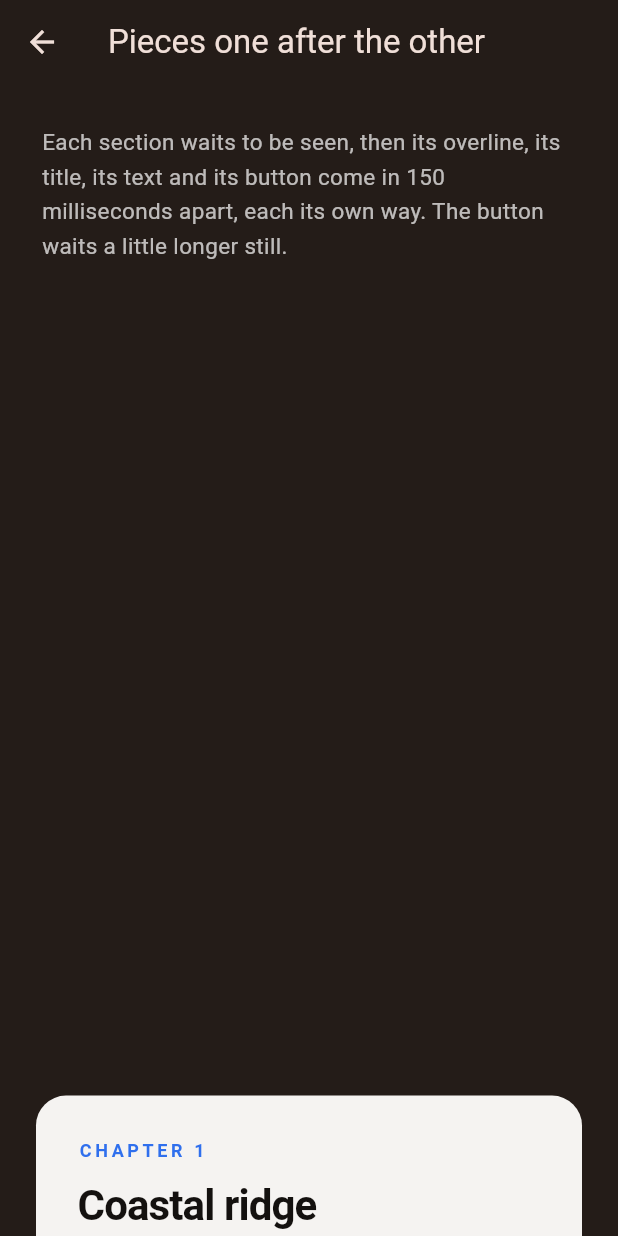
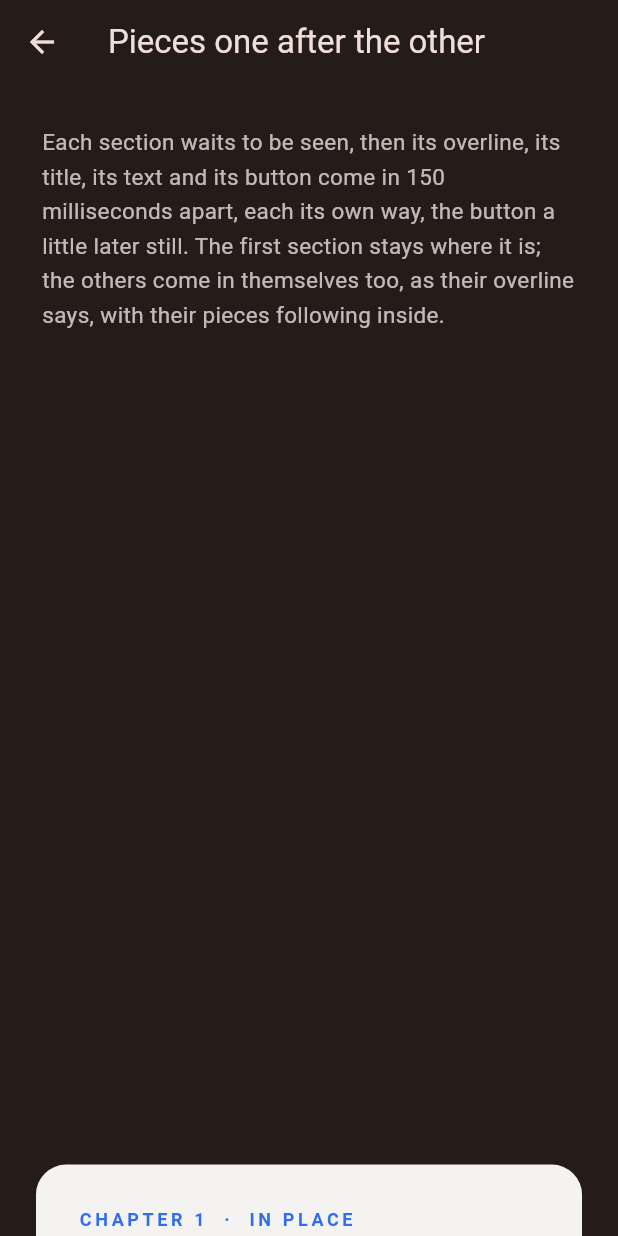
Before and after one commit to raphrmx/simple_reveal, a Flutter app: the screen it shows after launch, after a tap on "Pieces one after the other", on a phone screen of 412 x 824 dp. Run offline on Flutter 3.47's test engine with Material 3 defaults, Android fonts, the phone set to English and light mode, and no system bars; project files that could hold a hidden picture were left out.

Commit message:
Improve demo

```diff
--- a/example/lib/main.dart
+++ b/example/lib/main.dart
@@ -940,9 +940,84 @@ class MirrorDemo extends StatelessWidget {
   }
 }
 
+/// How far apart the pieces of a section come in.
+const Duration _pieceGap = Duration(milliseconds: 150);
+
+/// How a section of the pieces screen comes in itself, around its pieces, and
+/// the name its overline gives it.
+class _Entrance {
+  const _Entrance(this.label, this.reveal, {this.moves = true});
+
+  final String label;
+  final SimpleReveal Function(Widget child) reveal;
+
+  /// Whether the section itself moves, its pieces then waiting for it to be
+  /// on its way.
+  final bool moves;
+}
+
+final List<_Entrance> _entrances = <_Entrance>[
+  _Entrance(
+    'IN PLACE',
+    (Widget child) =>
+        SimpleReveal(fade: null, stagger: _pieceGap, child: child),
+    moves: false,
+  ),
+  _Entrance(
+    'FROM THE RIGHT',
+    (Widget child) => SimpleReveal(
+      slide: const SlideProperties.fromRight(200),
+      duration: const Duration(milliseconds: 800),
+      stagger: _pieceGap,
+      child: child,
+    ),
+  ),
+  _Entrance(
+    'ZOOMED IN',
+    (Widget child) => SimpleReveal(
+      zoom: const ZoomProperties(0.8),
+      duration: const Duration(milliseconds: 800),
+      stagger: _pieceGap,
+      child: child,
+    ),
+  ),
+  _Entrance(
+    'FROM THE LEFT',
+    (Widget child) => SimpleReveal(
+      slide: const SlideProperties.fromLeft(200),
+      duration: const Duration(milliseconds: 800),
+      stagger: _pieceGap,
+      child: child,
+    ),
+  ),
+  _Entrance(
+    'FLIPPED UP',
+    (Widget child) => SimpleReveal(
+      flip: const FlipProperties.aroundX(
+        -0.25,
+        alignment: Alignment.topCenter,
+      ),
+      duration: const Duration(milliseconds: 900),
+      stagger: _pieceGap,
+      child: child,
+    ),
+  ),
+  _Entrance(
+    'RISING, SOFTENED',
+    (Widget child) => SimpleReveal(
+      slide: const SlideProperties.fromBottom(100),
+      blur: const BlurProperties(10),
+      duration: const Duration(milliseconds: 900),
+      stagger: _pieceGap,
+      child: child,
+    ),
+  ),
+];
+
 /// A section of a page as a web builder would lay it out: an overline, a
 /// title, a line of text and a button, each coming in its own way, one after
-/// the other, once the section is seen.
+/// the other, once the section is seen, and the section itself coming in its
+/// own way around them.
 class _Chapter extends StatelessWidget {
   const _Chapter(this.index);
 
@@ -952,28 +1027,29 @@ class _Chapter extends StatelessWidget {
   Widget build(BuildContext context) {
     final _Note note = _noteAt(index);
     final bool fromLeft = index.isEven;
+    final _Entrance entrance = _entrances[index % _entrances.length];
+    // Pieces of a section that moves wait for it to be on its way.
+    final Duration lead =
+        entrance.moves ? const Duration(milliseconds: 250) : Duration.zero;
     return Center(
       child: ConstrainedBox(
         constraints: const BoxConstraints(maxWidth: 560),
-        child: Container(
+        child: entrance.reveal(
+          Container(
             margin: const EdgeInsets.symmetric(horizontal: 24, vertical: 40),
             padding: const EdgeInsets.all(28),
             decoration: BoxDecoration(
               color: _card,
               borderRadius: BorderRadius.circular(20),
             ),
-          // The block itself does not move: only its pieces do, 150
-          // milliseconds apart.
-          child: SimpleReveal(
-            fade: null,
-            stagger: const Duration(milliseconds: 150),
             child: Column(
               crossAxisAlignment: CrossAxisAlignment.start,
               children: <Widget>[
                 RevealPart(
                   slide: SlideProperties.fromLeft(fromLeft ? 40 : -40),
+                  delay: lead,
                   child: Text(
-                    'CHAPTER ${index + 1}',
+                    'CHAPTER ${index + 1}  \u00b7  ${entrance.label}',
                     style: TextStyle(
                       fontSize: 12,
                       fontWeight: FontWeight.w700,
@@ -989,6 +1065,7 @@ class _Chapter extends StatelessWidget {
                   slide: const SlideProperties.fromBottom(44),
                   clipBehavior: Clip.hardEdge,
                   duration: const Duration(milliseconds: 700),
+                  delay: lead,
                   child: Text(
                     note.title,
                     style: const TextStyle(
@@ -1002,6 +1079,7 @@ class _Chapter extends StatelessWidget {
                 const SizedBox(height: 10),
                 RevealPart(
                   blur: const BlurProperties(6),
+                  delay: lead,
                   child: Text(
                     '${note.detail} ${_noteAt(index + 3).detail}',
                     style: const TextStyle(
@@ -1015,7 +1093,7 @@ class _Chapter extends StatelessWidget {
                 RevealPart(
                   zoom: const ZoomProperties(0.6),
                   curve: Curves.easeOutBack,
-                  delay: const Duration(milliseconds: 150),
+                  delay: lead + const Duration(milliseconds: 150),
                   child: FilledButton(
                     onPressed: () {},
                     style: FilledButton.styleFrom(backgroundColor: note.dot),
@@ -1048,7 +1126,9 @@ class PartsDemo extends StatelessWidget {
             const _Lead(
               'Each section waits to be seen, then its overline, its title, its '
               'text and its button come in 150 milliseconds apart, each its own '
-              'way. The button waits a little longer still.',
+              'way, the button a little later still. The first section stays '
+              'where it is; the others come in themselves too, as their '
+              'overline says, with their pieces following inside.',
             ),
             const _Gap(),
             for (int i = 0; i < 6; i++) _Chapter(i),
```
Also changed, not shown: 1 other file. Lines whose indentation alone changed are shown as unchanged.
